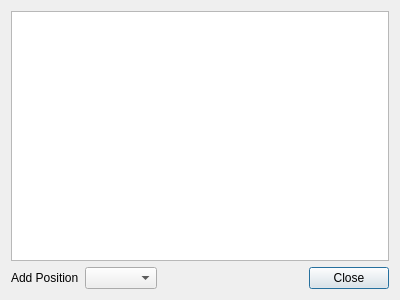
Qt form OpenKJ/dlgregularsingers.ui (OpenKJ/OpenKJ) before a commit.
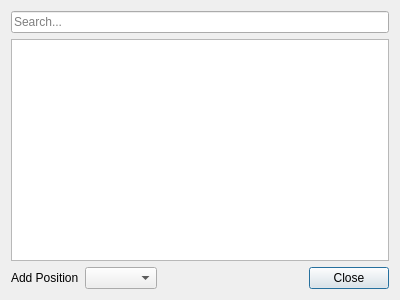
The same form after that commit.

Commit message: FR - Add search to the regulars dialog

What changed in the file:
```diff
--- a/OpenKJ/dlgregularsingers.ui
+++ b/OpenKJ/dlgregularsingers.ui
@@ -14,6 +14,16 @@
    <string>Regular Singers</string>
   </property>
   <layout class="QVBoxLayout" name="verticalLayout">
+   <item>
+    <widget class="QLineEdit" name="lineEditSearch">
+     <property name="placeholderText">
+      <string>Search...</string>
+     </property>
+     <property name="clearButtonEnabled">
+      <bool>true</bool>
+     </property>
+    </widget>
+   </item>
    <item>
     <widget class="QTableView" name="tableViewRegulars">
      <property name="focusPolicy">
```
The commit also changes 10 other files.
